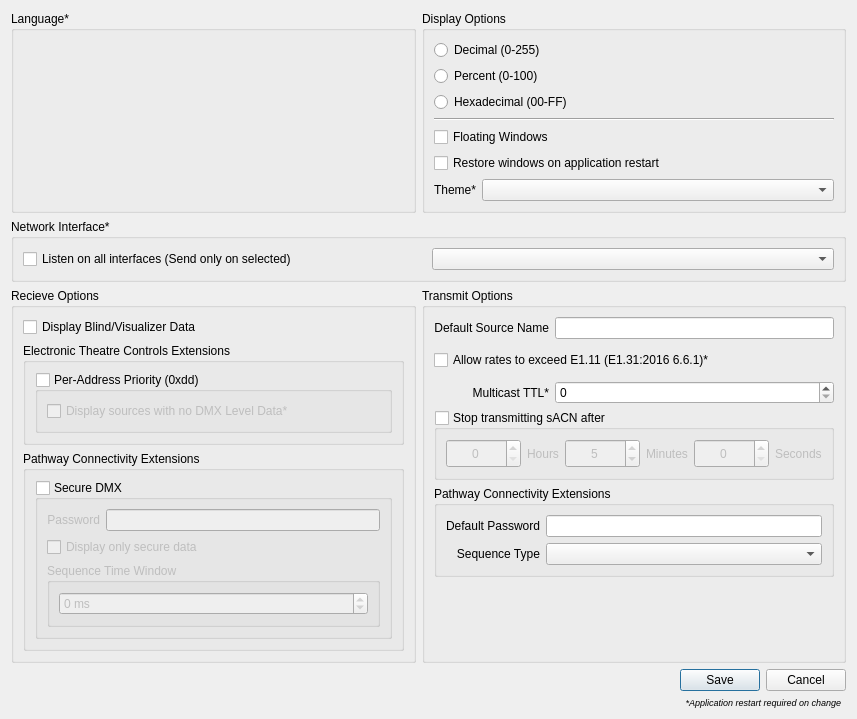
Qt form ui/preferencesdialog.ui (docsteer/sacnview) before a commit.
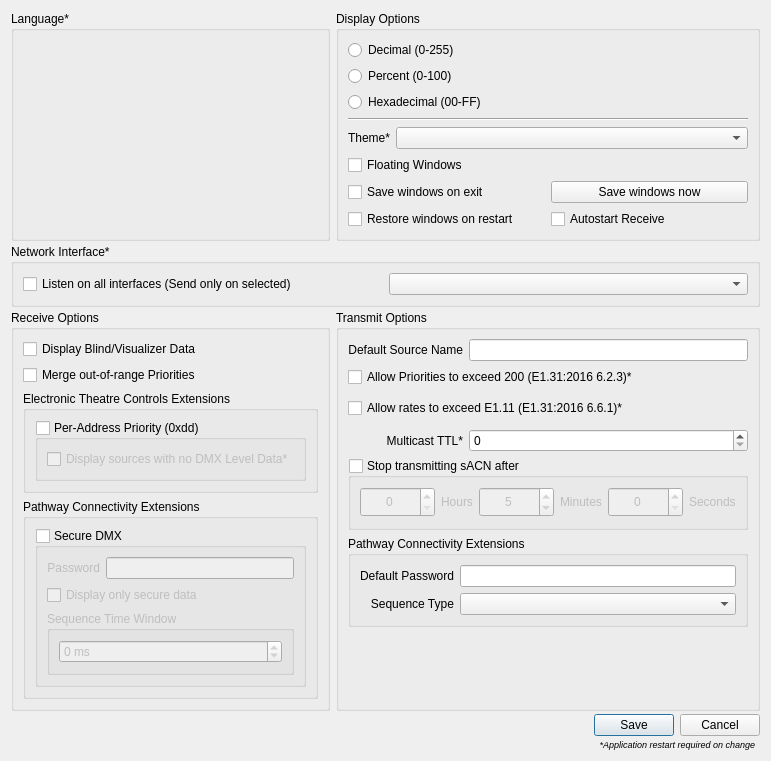
The same form after that commit. Icons and pictures are not drawn.

```diff
--- a/ui/preferencesdialog.ui
+++ b/ui/preferencesdialog.ui
@@ -6,8 +6,8 @@
    <rect>
     <x>0</x>
     <y>0</y>
-    <width>834</width>
-    <height>633</height>
+    <width>713</width>
+    <height>671</height>
    </rect>
   </property>
   <property name="sizePolicy">
@@ -24,6 +24,9 @@
     <normaloff>:/icons/settings.png</normaloff>:/icons/settings.png</iconset>
   </property>
   <layout class="QGridLayout" name="gridLayout">
+   <property name="verticalSpacing">
+    <number>3</number>
+   </property>
    <item row="2" column="0">
     <widget class="QGroupBox" name="gbRecieveOptions">
      <property name="sizePolicy">
@@ -32,20 +35,14 @@
        <verstretch>0</verstretch>
       </sizepolicy>
      </property>
-     <property name="minimumSize">
-      <size>
-       <width>405</width>
-       <height>0</height>
-      </size>
-     </property>
      <property name="title">
-      <string>Recieve Options</string>
+      <string>Receive Options</string>
      </property>
-     <layout class="QVBoxLayout" name="verticalLayout" stretch="0,0,0">
+     <layout class="QVBoxLayout" name="verticalLayout" stretch="0,0,0,0">
       <item>
        <widget class="QCheckBox" name="cbDisplayBlind">
         <property name="sizePolicy">
-         <sizepolicy hsizetype="Expanding" vsizetype="Expanding">
+         <sizepolicy hsizetype="Expanding" vsizetype="Fixed">
           <horstretch>0</horstretch>
           <verstretch>0</verstretch>
          </sizepolicy>
@@ -64,6 +61,22 @@
         </property>
        </widget>
       </item>
+      <item>
+       <widget class="QCheckBox" name="cbRxIllegalPriorities">
+        <property name="sizePolicy">
+         <sizepolicy hsizetype="Expanding" vsizetype="Fixed">
+          <horstretch>0</horstretch>
+          <verstretch>0</verstretch>
+         </sizepolicy>
+        </property>
+        <property name="toolTip">
+         <string>Accept sources sending illegal priorities (&gt;200)</string>
+        </property>
+        <property name="text">
+         <string>Merge out-of-range Priorities</string>
+        </property>
+       </widget>
+      </item>
       <item>
        <widget class="QGroupBox" name="gbETC">
         <property name="title">
@@ -96,12 +109,6 @@
                 <verstretch>0</verstretch>
                </sizepolicy>
               </property>
-              <property name="maximumSize">
-               <size>
-                <width>16777215</width>
-                <height>30</height>
-               </size>
-              </property>
               <property name="toolTip">
                <string>&lt;html&gt;&lt;head/&gt;&lt;body&gt;&lt;p&gt;Display sources that are ONLY transmitting 0xdd frames. &lt;/p&gt;&lt;p&gt;I.e. Sources that are not currently transmitting DMX Data&lt;/p&gt;&lt;/body&gt;&lt;/html&gt;</string>
               </property>
@@ -244,7 +251,7 @@
       <item>
        <widget class="QCheckBox" name="cbListenAll">
         <property name="sizePolicy">
-         <sizepolicy hsizetype="Preferred" vsizetype="MinimumExpanding">
+         <sizepolicy hsizetype="Preferred" vsizetype="Fixed">
           <horstretch>0</horstretch>
           <verstretch>0</verstretch>
          </sizepolicy>
@@ -301,17 +308,7 @@
         </property>
        </widget>
       </item>
-      <item row="0" column="0">
-       <widget class="QLabel" name="label_6">
-        <property name="text">
-         <string>Default Source Name</string>
-        </property>
-        <property name="alignment">
-         <set>Qt::AlignRight|Qt::AlignTrailing|Qt::AlignVCenter</set>
-        </property>
-       </widget>
-      </item>
-      <item row="2" column="1">
+      <item row="3" column="1">
        <widget class="QSpinBox" name="sbMulticastTtl">
         <property name="sizePolicy">
          <sizepolicy hsizetype="MinimumExpanding" vsizetype="Fixed">
@@ -327,20 +324,7 @@
         </property>
        </widget>
       </item>
-      <item row="5" column="0">
-       <spacer name="verticalSpacer">
-        <property name="orientation">
-         <enum>Qt::Vertical</enum>
-        </property>
-        <property name="sizeHint" stdset="0">
-         <size>
-          <width>0</width>
-          <height>0</height>
-         </size>
-        </property>
-       </spacer>
-      </item>
-      <item row="2" column="0">
+      <item row="3" column="0">
        <widget class="QLabel" name="label_5">
         <property name="text">
          <string>Multicast TTL*</string>
@@ -350,7 +334,46 @@
         </property>
        </widget>
       </item>
-      <item row="1" column="0" colspan="2">
+      <item row="5" column="0" colspan="2">
+       <widget class="QGroupBox" name="gbPathwayTx">
+        <property name="title">
+         <string>Pathway Connectivity Extensions</string>
+        </property>
+        <layout class="QGridLayout" name="gridLayout_2">
+         <item row="1" column="1">
+          <widget class="QComboBox" name="cmbPathwayTxSequenceType"/>
+         </item>
+         <item row="0" column="0">
+          <widget class="QLabel" name="label_8">
+           <property name="text">
+            <string>Default Password</string>
+           </property>
+           <property name="alignment">
+            <set>Qt::AlignRight|Qt::AlignTrailing|Qt::AlignVCenter</set>
+           </property>
+          </widget>
+         </item>
+         <item row="1" column="0">
+          <widget class="QLabel" name="label_9">
+           <property name="text">
+            <string>Sequence Type</string>
+           </property>
+           <property name="alignment">
+            <set>Qt::AlignRight|Qt::AlignTrailing|Qt::AlignVCenter</set>
+           </property>
+          </widget>
+         </item>
+         <item row="0" column="1">
+          <widget class="QLineEdit" name="lePathwaySecureTxPassword">
+           <property name="maxLength">
+            <number>32</number>
+           </property>
+          </widget>
+         </item>
+        </layout>
+       </widget>
+      </item>
+      <item row="2" column="0" colspan="2">
        <widget class="QCheckBox" name="cbTxRateOverride">
         <property name="sizePolicy">
          <sizepolicy hsizetype="Expanding" vsizetype="Expanding">
@@ -369,20 +392,14 @@
         </property>
        </widget>
       </item>
-      <item row="3" column="0" colspan="2">
+      <item row="4" column="0" colspan="2">
        <widget class="QGroupBox" name="gbTransmitTimeout">
         <property name="sizePolicy">
-         <sizepolicy hsizetype="Expanding" vsizetype="Expanding">
+         <sizepolicy hsizetype="Expanding" vsizetype="Preferred">
           <horstretch>0</horstretch>
           <verstretch>0</verstretch>
          </sizepolicy>
         </property>
-        <property name="maximumSize">
-         <size>
-          <width>16777215</width>
-          <height>70</height>
-         </size>
-        </property>
         <property name="title">
          <string>Stop transmitting sACN after</string>
         </property>
@@ -550,43 +567,34 @@
         </layout>
        </widget>
       </item>
-      <item row="4" column="0" colspan="2">
-       <widget class="QGroupBox" name="gbPathwayTx">
-        <property name="title">
-         <string>Pathway Connectivity Extensions</string>
+      <item row="6" column="0">
+       <spacer name="verticalSpacer">
+        <property name="orientation">
+         <enum>Qt::Vertical</enum>
         </property>
-        <layout class="QGridLayout" name="gridLayout_2">
-         <item row="1" column="1">
-          <widget class="QComboBox" name="cmbPathwayTxSequenceType"/>
-         </item>
-         <item row="0" column="0">
-          <widget class="QLabel" name="label_8">
-           <property name="text">
-            <string>Default Password</string>
-           </property>
-           <property name="alignment">
-            <set>Qt::AlignRight|Qt::AlignTrailing|Qt::AlignVCenter</set>
-           </property>
-          </widget>
-         </item>
-         <item row="1" column="0">
-          <widget class="QLabel" name="label_9">
-           <property name="text">
-            <string>Sequence Type</string>
-           </property>
-           <property name="alignment">
-            <set>Qt::AlignRight|Qt::AlignTrailing|Qt::AlignVCenter</set>
-           </property>
-          </widget>
-         </item>
-         <item row="0" column="1">
-          <widget class="QLineEdit" name="lePathwaySecureTxPassword">
-           <property name="maxLength">
-            <number>32</number>
-           </property>
-          </widget>
-         </item>
-        </layout>
+        <property name="sizeHint" stdset="0">
+         <size>
+          <width>0</width>
+          <height>0</height>
+         </size>
+        </property>
+       </spacer>
+      </item>
+      <item row="0" column="0">
+       <widget class="QLabel" name="label_6">
+        <property name="text">
+         <string>Default Source Name</string>
+        </property>
+        <property name="alignment">
+         <set>Qt::AlignRight|Qt::AlignTrailing|Qt::AlignVCenter</set>
+        </property>
+       </widget>
+      </item>
+      <item row="1" column="0" colspan="2">
+       <widget class="QCheckBox" name="cbTxBadPriority">
+        <property name="text">
+         <string>Allow Priorities to exceed 200 (E1.31:2016 6.2.3)*</string>
+        </property>
        </widget>
       </item>
      </layout>
@@ -603,101 +611,8 @@
      <property name="title">
       <string>Display Options</string>
      </property>
-     <layout class="QVBoxLayout" name="verticalLayout_10">
-      <item>
-       <widget class="QRadioButton" name="DecimalDisplayFormat">
-        <property name="enabled">
-         <bool>true</bool>
-        </property>
-        <property name="sizePolicy">
-         <sizepolicy hsizetype="Expanding" vsizetype="Expanding">
-          <horstretch>0</horstretch>
-          <verstretch>0</verstretch>
-         </sizepolicy>
-        </property>
-        <property name="maximumSize">
-         <size>
-          <width>16777215</width>
-          <height>30</height>
-         </size>
-        </property>
-        <property name="text">
-         <string>Decimal (0-255)</string>
-        </property>
-       </widget>
-      </item>
-      <item>
-       <widget class="QRadioButton" name="PercentDisplayFormat">
-        <property name="sizePolicy">
-         <sizepolicy hsizetype="Expanding" vsizetype="Expanding">
-          <horstretch>0</horstretch>
-          <verstretch>0</verstretch>
-         </sizepolicy>
-        </property>
-        <property name="maximumSize">
-         <size>
-          <width>16777215</width>
-          <height>30</height>
-         </size>
-        </property>
-        <property name="text">
-         <string>Percent (0-100)</string>
-        </property>
-       </widget>
-      </item>
-      <item>
-       <widget class="QRadioButton" name="HexDisplayFormat">
-        <property name="sizePolicy">
-         <sizepolicy hsizetype="Expanding" vsizetype="Expanding">
-          <horstretch>0</horstretch>
-          <verstretch>0</verstretch>
-         </sizepolicy>
-        </property>
-        <property name="maximumSize">
-         <size>
-          <width>16777215</width>
-          <height>30</height>
-         </size>
-        </property>
-        <property name="text">
-         <string>Hexadecimal (00-FF)</string>
-        </property>
-       </widget>
-      </item>
-      <item>
-       <widget class="Line" name="line">
-        <property name="orientation">
-         <enum>Qt::Horizontal</enum>
-        </property>
-       </widget>
-      </item>
-      <item>
-       <widget class="QCheckBox" name="cbFloatingWindows">
-        <property name="text">
-         <string>Floating Windows</string>
-        </property>
-       </widget>
-      </item>
-      <item>
-       <widget class="QCheckBox" name="cbRestoreWindows">
-        <property name="sizePolicy">
-         <sizepolicy hsizetype="Expanding" vsizetype="Expanding">
-          <horstretch>0</horstretch>
-          <verstretch>0</verstretch>
-         </sizepolicy>
-        </property>
-        <property name="maximumSize">
-         <size>
-          <width>16777215</width>
-          <height>30</height>
-         </size>
-        </property>
-        <property name="text">
-         <string>Restore windows on application restart</string>
-        </property>
-       </widget>
-      </item>
-      <item>
+     <layout class="QGridLayout" name="gridLayout_4">
+      <item row="4" column="0" colspan="2">
        <layout class="QHBoxLayout" name="horizontalLayout_3">
         <item>
          <widget class="QLabel" name="label">
@@ -733,41 +648,138 @@
         </item>
        </layout>
       </item>
+      <item row="7" column="0">
+       <widget class="QCheckBox" name="cbRestoreWindows">
+        <property name="sizePolicy">
+         <sizepolicy hsizetype="Preferred" vsizetype="Expanding">
+          <horstretch>0</horstretch>
+          <verstretch>0</verstretch>
+         </sizepolicy>
+        </property>
+        <property name="maximumSize">
+         <size>
+          <width>16777215</width>
+          <height>30</height>
+         </size>
+        </property>
+        <property name="text">
+         <string>Restore windows on restart</string>
+        </property>
+       </widget>
+      </item>
+      <item row="3" column="0" colspan="2">
+       <widget class="Line" name="line">
+        <property name="orientation">
+         <enum>Qt::Horizontal</enum>
+        </property>
+       </widget>
+      </item>
+      <item row="1" column="0" colspan="2">
+       <widget class="QRadioButton" name="PercentDisplayFormat">
+        <property name="sizePolicy">
+         <sizepolicy hsizetype="Expanding" vsizetype="Expanding">
+          <horstretch>0</horstretch>
+          <verstretch>0</verstretch>
+         </sizepolicy>
+        </property>
+        <property name="maximumSize">
+         <size>
+          <width>16777215</width>
+          <height>30</height>
+         </size>
+        </property>
+        <property name="text">
+         <string>Percent (0-100)</string>
+        </property>
+       </widget>
+      </item>
+      <item row="5" column="0">
+       <widget class="QCheckBox" name="cbFloatingWindows">
+        <property name="sizePolicy">
+         <sizepolicy hsizetype="Preferred" vsizetype="Fixed">
+          <horstretch>0</horstretch>
+          <verstretch>0</verstretch>
+         </sizepolicy>
+        </property>
+        <property name="text">
+         <string>Floating Windows</string>
+        </property>
+       </widget>
+      </item>
+      <item row="0" column="0" colspan="2">
+       <widget class="QRadioButton" name="DecimalDisplayFormat">
+        <property name="enabled">
+         <bool>true</bool>
+        </property>
+        <property name="sizePolicy">
+         <sizepolicy hsizetype="Expanding" vsizetype="Expanding">
+          <horstretch>0</horstretch>
+          <verstretch>0</verstretch>
+         </sizepolicy>
+        </property>
+        <property name="maximumSize">
+         <size>
+          <width>16777215</width>
+          <height>30</height>
+         </size>
+        </property>
+        <property name="text">
+         <string>Decimal (0-255)</string>
+        </property>
+       </widget>
+      </item>
+      <item row="2" column="0" colspan="2">
+       <widget class="QRadioButton" name="HexDisplayFormat">
+        <property name="sizePolicy">
+         <sizepolicy hsizetype="Expanding" vsizetype="Expanding">
+          <horstretch>0</horstretch>
+          <verstretch>0</verstretch>
+         </sizepolicy>
+        </property>
+        <property name="maximumSize">
+         <size>
+          <width>16777215</width>
+          <height>30</height>
+         </size>
+        </property>
+        <property name="text">
+         <string>Hexadecimal (00-FF)</string>
+        </property>
+       </widget>
+      </item>
+      <item row="6" column="0">
+       <widget class="QCheckBox" name="cbSaveWindowsOnExit">
+        <property name="sizePolicy">
+         <sizepolicy hsizetype="Preferred" vsizetype="Fixed">
+          <horstretch>0</horstretch>
+          <verstretch>0</verstretch>
+         </sizepolicy>
+        </property>
+        <property name="text">
+         <string>Save windows on exit</string>
+        </property>
+       </widget>
+      </item>
+      <item row="6" column="1">
+       <widget class="QPushButton" name="btnSaveWindows">
+        <property name="text">
+         <string>Save windows now</string>
+        </property>
+       </widget>
+      </item>
+      <item row="7" column="1">
+       <widget class="QCheckBox" name="cbAutoRx">
+        <property name="toolTip">
+         <string>Automatically start all receive windows after restoring</string>
+        </property>
+        <property name="text">
+         <string>Autostart Receive</string>
+        </property>
+       </widget>
+      </item>
      </layout>
     </widget>
    </item>
-   <item row="5" column="1">
-    <widget class="QLabel" name="lblRestartInfo">
-     <property name="font">
-      <font>
-       <pointsize>7</pointsize>
-       <italic>true</italic>
-      </font>
-     </property>
-     <property name="text">
-      <string>*Application restart required on change  </string>
-     </property>
-     <property name="alignment">
-      <set>Qt::AlignRight|Qt::AlignTrailing|Qt::AlignVCenter</set>
-     </property>
-    </widget>
-   </item>
-   <item row="4" column="1">
-    <widget class="QDialogButtonBox" name="buttonBox">
-     <property name="sizePolicy">
-      <sizepolicy hsizetype="Expanding" vsizetype="Expanding">
-       <horstretch>0</horstretch>
-       <verstretch>0</verstretch>
-      </sizepolicy>
-     </property>
-     <property name="orientation">
-      <enum>Qt::Horizontal</enum>
-     </property>
-     <property name="standardButtons">
-      <set>QDialogButtonBox::Cancel|QDialogButtonBox::Save</set>
-     </property>
-    </widget>
-   </item>
    <item row="0" column="0">
     <widget class="QGroupBox" name="gbLanguage">
      <property name="sizePolicy">
@@ -795,6 +807,38 @@
      </property>
     </spacer>
    </item>
+   <item row="4" column="0" colspan="2">
+    <widget class="QDialogButtonBox" name="buttonBox">
+     <property name="sizePolicy">
+      <sizepolicy hsizetype="Expanding" vsizetype="Expanding">
+       <horstretch>0</horstretch>
+       <verstretch>0</verstretch>
+      </sizepolicy>
+     </property>
+     <property name="orientation">
+      <enum>Qt::Horizontal</enum>
+     </property>
+     <property name="standardButtons">
+      <set>QDialogButtonBox::Cancel|QDialogButtonBox::Save</set>
+     </property>
+    </widget>
+   </item>
+   <item row="5" column="0" colspan="2">
+    <widget class="QLabel" name="lblRestartInfo">
+     <property name="font">
+      <font>
+       <pointsize>7</pointsize>
+       <italic>true</italic>
+      </font>
+     </property>
+     <property name="text">
+      <string>*Application restart required on change  </string>
+     </property>
+     <property name="alignment">
+      <set>Qt::AlignRight|Qt::AlignTrailing|Qt::AlignVCenter</set>
+     </property>
+    </widget>
+   </item>
   </layout>
  </widget>
  <resources>
```
